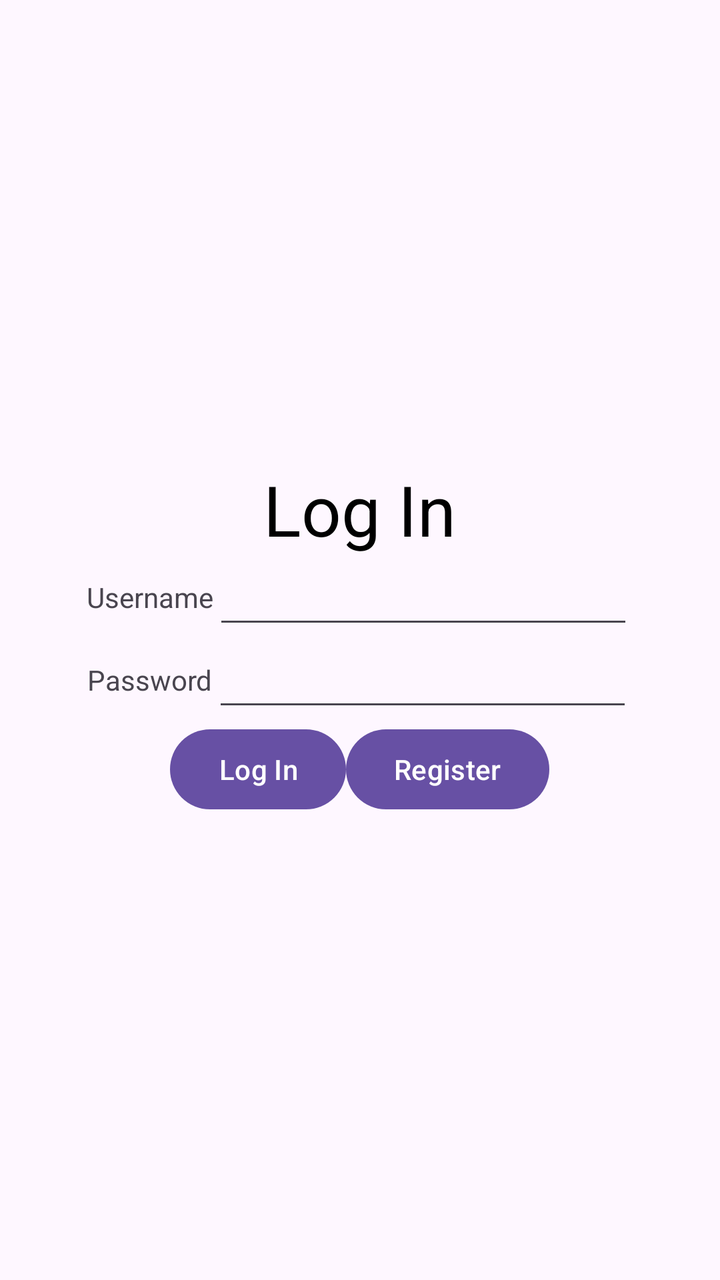
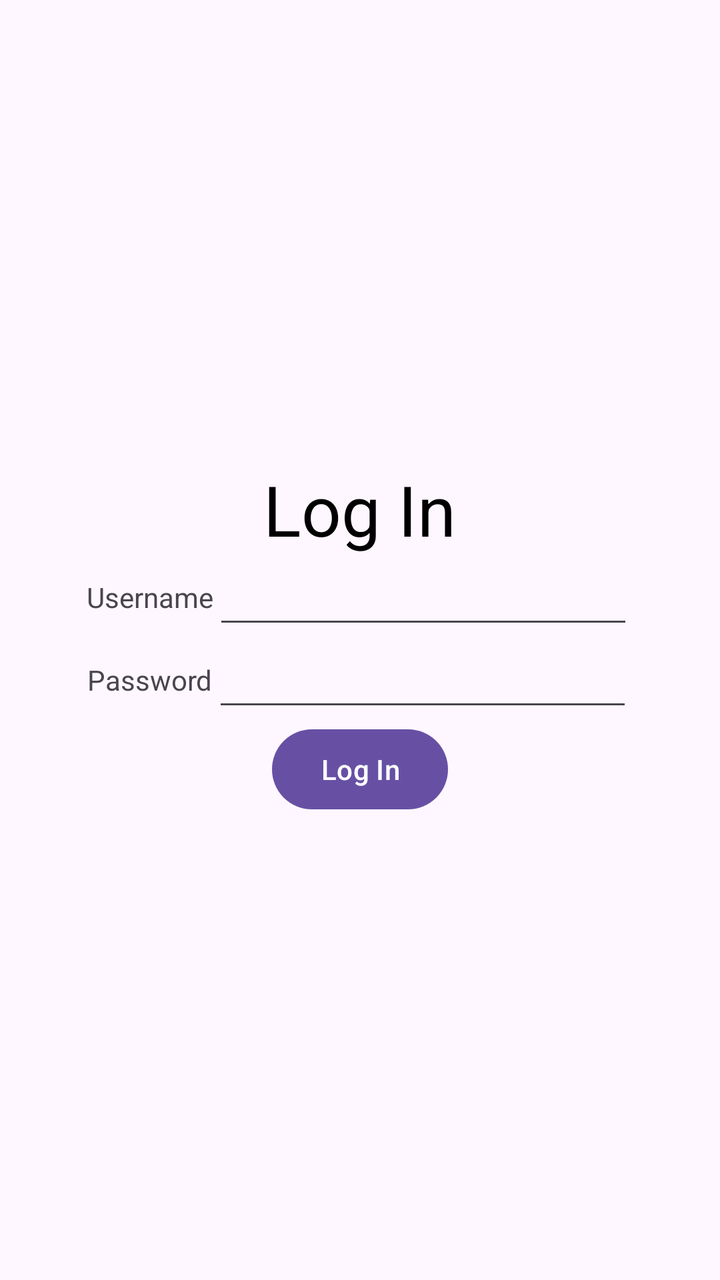

The first picture is an Android layout as it rendered before a commit; the second is the same layout after the commit. The layout source and the unified diff follow.
<!-- AndroidManifest.xml: application theme Theme.LearnerManagementSystem -->
<!-- res/layout/activity_login.xml -->
<?xml version="1.0" encoding="utf-8"?>
<LinearLayout xmlns:android="http://schemas.android.com/apk/res/android"
    xmlns:app="http://schemas.android.com/apk/res-auto"
    xmlns:tools="http://schemas.android.com/tools"
    android:id="@+id/main"
    android:layout_width="match_parent"
    android:layout_height="match_parent"
    android:orientation="vertical"
    android:gravity="center"
    tools:context=".LoginActivity">

    <LinearLayout
        android:layout_width="wrap_content"
        android:layout_height="wrap_content"
        android:orientation="vertical"
        android:gravity="center">

        <TextView
            android:layout_width="wrap_content"
            android:layout_height="wrap_content"
            android:text="@string/log_in"
            android:textColor="@color/black"
            android:textSize="35sp">
        </TextView>
    </LinearLayout>

    <LinearLayout
        android:layout_width="wrap_content"
        android:layout_height="wrap_content"
        android:orientation="horizontal"
        android:gravity="center">

        <TextView
            android:layout_width="wrap_content"
            android:layout_height="wrap_content"
            android:text="@string/username">
        </TextView>

        <EditText
            android:layout_width="wrap_content"
            android:layout_height="wrap_content"
            android:layout_weight="1"
            android:ems="10"
            android:id="@+id/editUsername"
            android:textAlignment="center"
            tools:ignore="DuplicateIds, InefficientWeight"/>
    </LinearLayout>

    <LinearLayout
        android:layout_width="wrap_content"
        android:layout_height="wrap_content"
        android:orientation="horizontal"
        android:gravity="center">

        <TextView
            android:layout_width="wrap_content"
            android:layout_height="wrap_content"
            android:text="@string/password">

        </TextView>

        <EditText
            android:layout_width="wrap_content"
            android:layout_height="wrap_content"
            android:layout_weight="1"
            android:ems="10"
            android:id="@+id/editPassword"
            android:textAlignment="center"
            tools:ignore="InefficientWeight"/>
    </LinearLayout>

    <LinearLayout
        android:layout_width="wrap_content"
        android:layout_height="wrap_content"
        android:orientation="horizontal"
        android:gravity="center">

        <Button
            android:id="@+id/btnLogin"
            android:layout_width="wrap_content"
            android:layout_height="wrap_content"
            android:textFontWeight="1"
            android:text="@string/btnlogin" />
        <Button
            android:id="@+id/btnRegister"
            android:layout_width="wrap_content"
            android:layout_height="wrap_content"
            android:textFontWeight="1"
            android:text="@string/btnregister"/>
    </LinearLayout>

</LinearLayout>
<!-- resources referenced by this layout -->
<resources>
  <color name="black">#FF000000</color>
  <string name="btnlogin">Log In</string>
  <string name="btnregister">Register</string>
  <string name="log_in">Log In</string>
  <string name="password">Password</string>
  <string name="username">Username</string>
  <style name="Theme.LearnerManagementSystem" parent="Base.Theme.LearnerManagementSystem" />
  <style name="Base.Theme.LearnerManagementSystem" parent="Theme.Material3.DayNight.NoActionBar">
          
          
      </style>
</resources>

<!-- the commit's change to res/layout/activity_login.xml (unified diff, before → after) -->
@@ -65,6 +65,8 @@
             android:layout_weight="1"
             android:ems="10"
             android:id="@+id/editPassword"
+            android:inputType="textPassword"
+            android:autofillHints="password"
             android:textAlignment="center"
             tools:ignore="InefficientWeight"/>
     </LinearLayout>
@@ -81,12 +83,6 @@
             android:layout_height="wrap_content"
             android:textFontWeight="1"
             android:text="@string/btnlogin" />
-        <Button
-            android:id="@+id/btnRegister"
-            android:layout_width="wrap_content"
-            android:layout_height="wrap_content"
-            android:textFontWeight="1"
-            android:text="@string/btnregister"/>
     </LinearLayout>
 
 </LinearLayout>
<!-- resource entries referenced after the edit -->
@@ -2,7 +2,6 @@
 <resources>
   <color name="black">#FF000000</color>
   <string name="btnlogin">Log In</string>
-  <string name="btnregister">Register</string>
   <string name="log_in">Log In</string>
   <string name="password">Password</string>
   <string name="username">Username</string>
